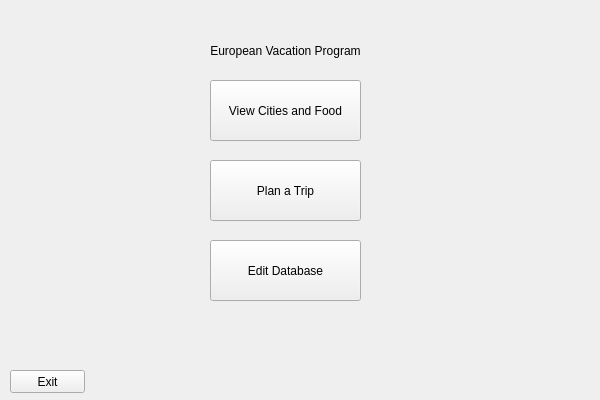
This is European-Vacation-Program/mainwindow.ui in AaronGeesink/CS1D-European-Vacation-Project as Qt 5 draws it before an edit. The edited form follows.
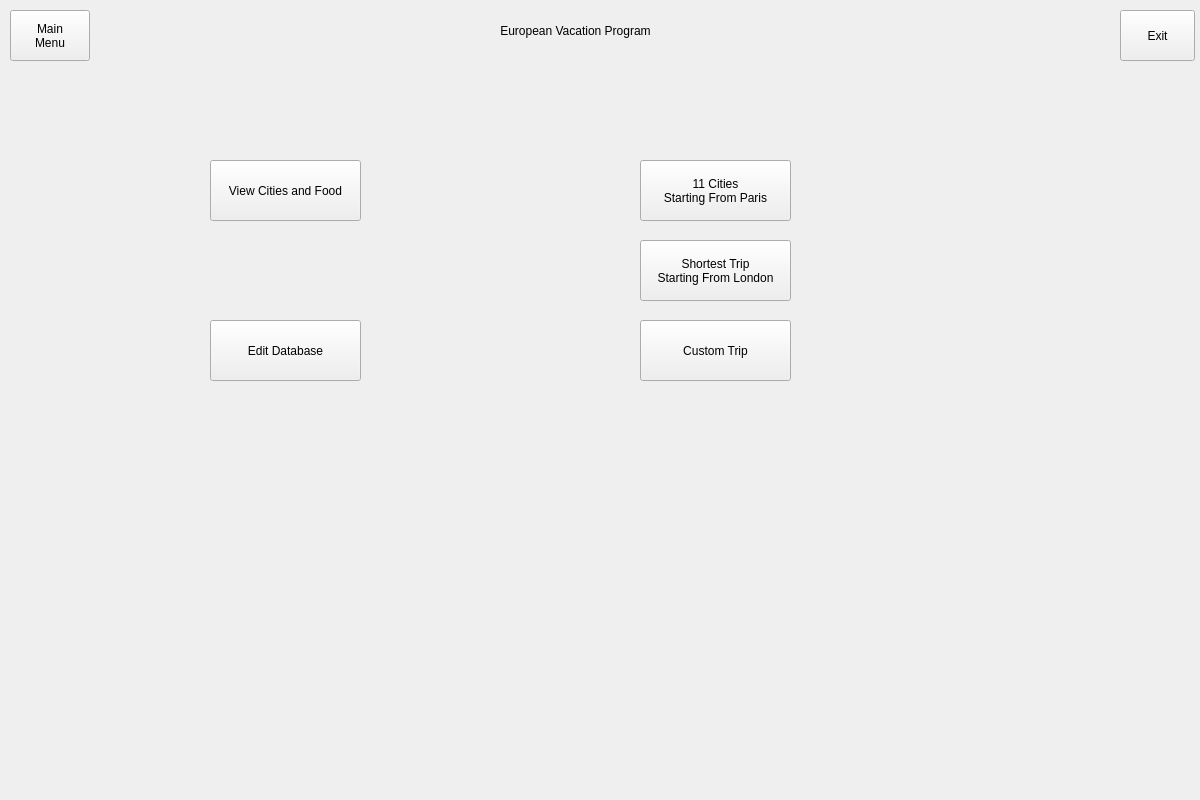
This is the edited form.

```diff
--- a/European-Vacation-Program/mainwindow.ui
+++ b/European-Vacation-Program/mainwindow.ui
@@ -6,20 +6,20 @@
    <rect>
     <x>0</x>
     <y>0</y>
-    <width>600</width>
-    <height>400</height>
+    <width>1200</width>
+    <height>800</height>
    </rect>
   </property>
   <property name="minimumSize">
    <size>
-    <width>600</width>
-    <height>400</height>
+    <width>1200</width>
+    <height>800</height>
    </size>
   </property>
   <property name="maximumSize">
    <size>
-    <width>600</width>
-    <height>400</height>
+    <width>1200</width>
+    <height>800</height>
    </size>
   </property>
   <property name="windowTitle">
@@ -29,9 +29,9 @@
    <property name="geometry">
     <rect>
      <x>0</x>
-     <y>0</y>
-     <width>600</width>
-     <height>400</height>
+     <y>80</y>
+     <width>1201</width>
+     <height>721</height>
     </rect>
    </property>
    <widget class="QWidget" name="page">
@@ -70,47 +70,89 @@
     <widget class="QPushButton" name="moveToTrip">
      <property name="geometry">
       <rect>
-       <x>210</x>
+       <x>640</x>
        <y>160</y>
        <width>151</width>
        <height>61</height>
       </rect>
      </property>
      <property name="text">
-      <string>Plan a Trip</string>
+      <string>Shortest Trip
+Starting From London</string>
      </property>
     </widget>
-    <widget class="QPushButton" name="exitButton">
+    <widget class="QPushButton" name="moveToCustom">
      <property name="geometry">
       <rect>
-       <x>10</x>
-       <y>370</y>
-       <width>75</width>
-       <height>23</height>
+       <x>640</x>
+       <y>240</y>
+       <width>151</width>
+       <height>61</height>
       </rect>
      </property>
      <property name="text">
-      <string>Exit</string>
+      <string>Custom Trip</string>
      </property>
     </widget>
-    <widget class="QLabel" name="titleText">
+    <widget class="QPushButton" name="moveTo11Cities">
      <property name="geometry">
       <rect>
-       <x>180</x>
-       <y>30</y>
-       <width>211</width>
-       <height>41</height>
+       <x>640</x>
+       <y>80</y>
+       <width>151</width>
+       <height>61</height>
       </rect>
      </property>
      <property name="text">
-      <string>European Vacation Program</string>
-     </property>
-     <property name="alignment">
-      <set>Qt::AlignCenter</set>
+      <string>11 Cities
+Starting From Paris</string>
      </property>
     </widget>
    </widget>
   </widget>
+  <widget class="QLabel" name="titleText">
+   <property name="geometry">
+    <rect>
+     <x>470</x>
+     <y>10</y>
+     <width>211</width>
+     <height>41</height>
+    </rect>
+   </property>
+   <property name="text">
+    <string>European Vacation Program</string>
+   </property>
+   <property name="alignment">
+    <set>Qt::AlignCenter</set>
+   </property>
+  </widget>
+  <widget class="QPushButton" name="exitButton">
+   <property name="geometry">
+    <rect>
+     <x>1120</x>
+     <y>10</y>
+     <width>75</width>
+     <height>51</height>
+    </rect>
+   </property>
+   <property name="text">
+    <string>Exit</string>
+   </property>
+  </widget>
+  <widget class="QPushButton" name="mainButton">
+   <property name="geometry">
+    <rect>
+     <x>10</x>
+     <y>10</y>
+     <width>80</width>
+     <height>51</height>
+    </rect>
+   </property>
+   <property name="text">
+    <string>Main
+Menu</string>
+   </property>
+  </widget>
  </widget>
  <resources/>
  <connections/>
```
Left out of the diff: 5 changed lines with no effect on the pictures.
